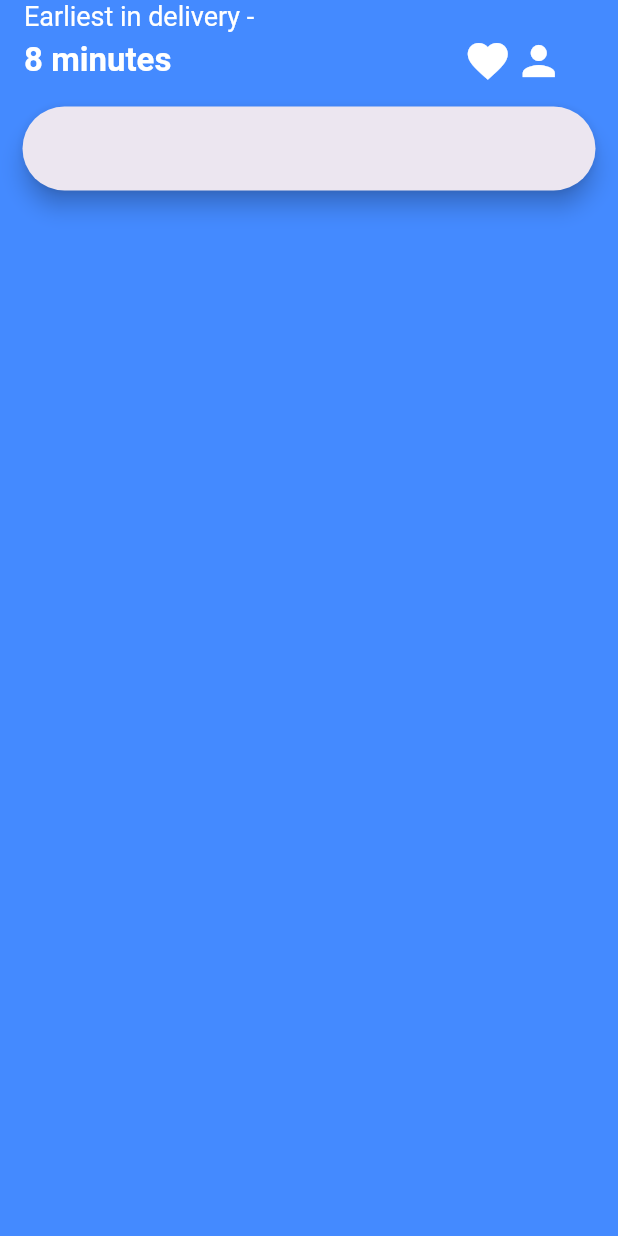
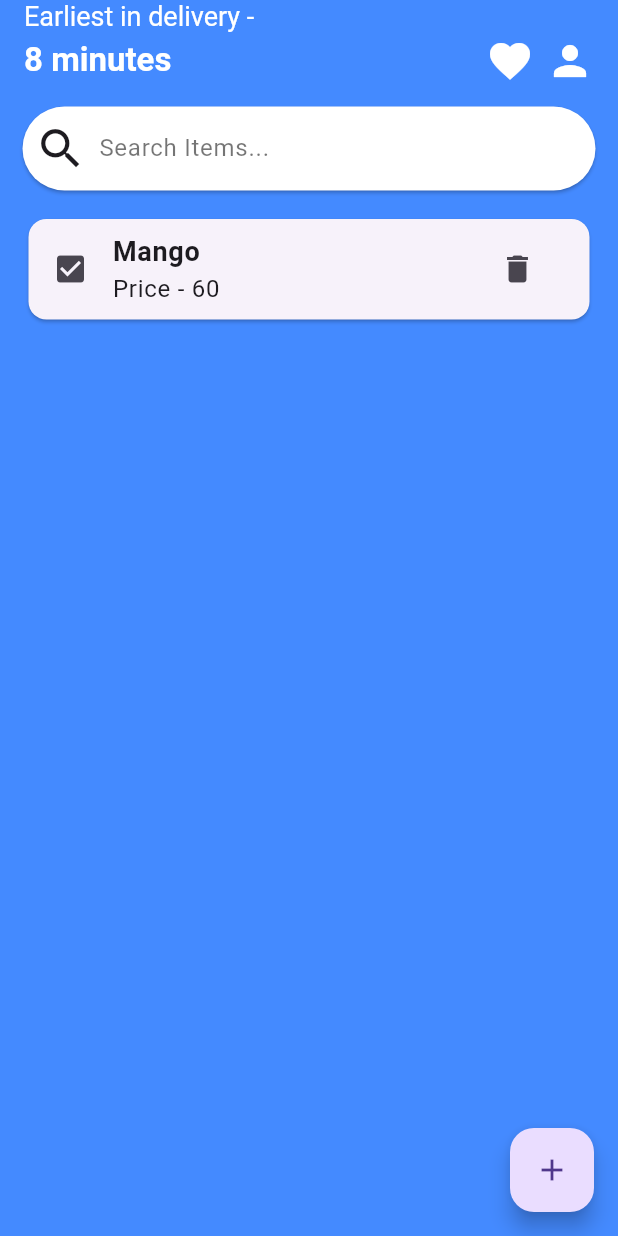
Before and after one commit to theshuklavaibhav/Quickdrop, a Flutter app: the screen it shows after launch, on a phone screen of 412 x 824 dp. Run offline on Flutter 3.47's test engine with Material 3 defaults, Android fonts, the light colour scheme and no system bars; our stand-ins replace sqflite; accounts and stored records are empty.

Commit message:
Full workig Homescreen

```diff
--- a/lib/main.dart
+++ b/lib/main.dart
@@ -18,7 +18,13 @@ class MyApp extends StatelessWidget {
       debugShowCheckedModeBanner: false,
       theme: ThemeData(
         useMaterial3: true,
-        primaryColor:  Colors.white
+        primaryColor:  Colors.white,
+        searchBarTheme: SearchBarThemeData(
+          backgroundColor: MaterialStateProperty.all(Colors.white),
+          elevation: MaterialStateProperty.all(1.0),
+          hintStyle: MaterialStateProperty.all(const TextStyle(color: Colors.black54)),
+          textStyle: MaterialStateProperty.all(const TextStyle(color: Colors.black)),
+        )
       ),
       home: ChangeNotifierProvider(
         create: (context)=> ItemProvider(),
--- a/lib/models/items.dart
+++ b/lib/models/items.dart
@@ -1,6 +1,10 @@
 import 'package:flutter/widgets.dart';
 
 class Items {
+  String title;
+  int price;
+  bool isPurchased;
+  Items({ required this.title,required this.price,this.isPurchased=false});
   // DateTime dateTime;
   List<String> itemList = [
     'Item01'
@@ -14,12 +18,13 @@ class Items {
   getItemList() {
     return itemList;
   }
+
   final List<String> history = ['Item01', 'Item06'];
   historyItems() {
-
     return history;
   }
-    List<String> _getSuggestions(String query) {
+
+  List<String> _getSuggestions(String query) {
     if (query.isEmpty) {
       return history;
     }
--- a/lib/providers/item_provider.dart
+++ b/lib/providers/item_provider.dart
@@ -1,7 +1,31 @@
 import 'package:provider/provider.dart';
-
+import 'package:shoping_list_app/models/items.dart';
 import 'package:flutter/material.dart';
 
-class ItemProvider extends ChangeNotifier{
+class ItemProvider extends ChangeNotifier {
+  List<Items> _itemList = [
+    // Items(title: 'Mango', price: 60),
+    // Items(title: 'Banana', price: 12),
+  ];
 
+  ItemProvider() {
+    addItems('Mango', 60);
+  }
+
+  //------------------Making Events to perform operation------------------------
+  //---------------------get Shoping Items--------------------------------------
+  List<Items> get getItems => _itemList;
+
+  //-------------------Add Items in the List-----------------------------------
+  void addItems(String title, int price) {
+    final newItem = Items(title: title, price: price);
+    _itemList.add(newItem);
+    notifyListeners();
+  }
+
+  //------------------------Delete Item-----------------------------------------
+  void deleteItem(int index) {
+    _itemList.removeAt(index);
+    notifyListeners();
+  }
 }
--- /dev/null
+++ b/lib/screens/add_items_screen.dart
@@ -0,0 +1 @@
+import 'package:flutter/material.dart';
--- a/lib/screens/homescreen.dart
+++ b/lib/screens/homescreen.dart
@@ -1,14 +1,13 @@
 import 'package:flutter/material.dart';
 import 'package:provider/provider.dart';
 import 'package:shoping_list_app/widgets/searchbar.dart';
+import 'package:shoping_list_app/widgets/shoplist.dart';
 
 class Homescreen extends StatelessWidget {
   const Homescreen({super.key});
 
   @override
   Widget build(BuildContext context) {
-    return Consumer(
-      builder: (contex, dynamic, child) {
     return Scaffold(
       backgroundColor: Colors.blueAccent,
       appBar: AppBar(
@@ -16,49 +15,46 @@ class Homescreen extends StatelessWidget {
         title: Column(
           crossAxisAlignment: CrossAxisAlignment.start,
           children: [
-                const Text('Earliest in delivery -',
-                style: TextStyle(
-                fontSize: 18,
-                color: Colors.white
+            const Text(
+              'Earliest in delivery -',
+              style: TextStyle(fontSize: 18, color: Colors.white),
             ),
-              ),
-              SizedBox(height: 2,),
-              Row(
+            const SizedBox(height: 2),
+            const Row(
               children: [
-                    Text('8 minutes',
+                Text(
+                  '8 minutes',
                   style: TextStyle(
                     fontSize: 22,
                     fontWeight: FontWeight.bold,
-                      color: Colors.white
+                    color: Colors.white,
                   ),
                 ),
-                    SizedBox(
-                      width: 195,
-                      ),
-                    Icon(Icons.favorite,
-                    size: 32,
-                    color: Colors.white),
-                    SizedBox(width: 2,),
-                    Icon(Icons.person,
-                    size: 32,
-                    color: Colors.white,)
+                Spacer(), // Use a Spacer for flexible space
+                Icon(Icons.favorite, size: 32, color: Colors.white),
+                SizedBox(width: 8),
+                Icon(Icons.person, size: 32, color: Colors.white),
               ],
             )
-             ]
+          ],
         ),
       ),
       //Serch Bar and then Shoping list
-          body: Container(
-            margin: const EdgeInsets.all(15),
-            child: const Column(
+      body: const Padding(
+        padding: EdgeInsets.all(15.0),
+        child: Column(
           children: [
-                SearchBar(),
+            Searchbar(), // Corrected from SearchBar() to Searchbar()
+            const SizedBox(height: 15,),
             // You can add your shopping list widgets below the search bar
+            Shoplist(),
           ],
         ),
-          )
-        );
-      },
+      ),
+      floatingActionButton: FloatingActionButton(
+        onPressed: null,
+        child: Icon(Icons.add),
+       ),
     );
   }
 }
--- a/lib/widgets/searchbar.dart
+++ b/lib/widgets/searchbar.dart
@@ -9,16 +9,17 @@ class Searchbar extends StatefulWidget {
 }
 
 class _SearchbarState extends State<Searchbar> {
-  final items = Items();
+  // final items = Items();
   @override
   Widget build(BuildContext context) {
     return SearchAnchor(
-      viewHintText: 'Search Items...',
-      viewLeading: const Icon(Icons.shop),
       builder: (BuildContext context, SearchController controller) {
         return SearchBar(
           controller: controller,
-          leading: const Icon(Icons.shop),
+          leading: Icon(Icons.search,
+          weight: 30,
+          size: 35,
+          ),
           hintText: 'Search Items...',
           onTap: () => controller.openView(),
           onChanged: (value) => controller.openView(),
@@ -26,7 +27,7 @@ class _SearchbarState extends State<Searchbar> {
         );
       },
       suggestionsBuilder: (BuildContext context, SearchController controller) {
-        final suggestions = items.getItemList();
+        final suggestions = null;
         return suggestions.map((item) {
           return ListTile(
             title: Text(item),
@@ -37,19 +38,8 @@ class _SearchbarState extends State<Searchbar> {
               );
             },
           );
-        });
-        //               return suggestions.map((item) {
-        //                 return ListTile(
-        //                   title: Text(item),
-        //                   onTap: () {
-        //                     // Set the search bar text and close the view
-        //                     controller.closeView(item);
-        //                     // You might want to navigate to a results page here
-        //                     ScaffoldMessenger.of(context).showSnackBar(
-        //                       SnackBar(content: Text('You selected: $item')),
-        //                     );
-        //                   },
-        //                 );
+         }
+       );
       },
     );
   }
--- /dev/null
+++ b/lib/widgets/shoplist.dart
@@ -0,0 +1,45 @@
+import 'package:flutter/material.dart';
+import 'package:provider/provider.dart';
+import 'package:shoping_list_app/models/items.dart';
+import 'package:shoping_list_app/providers/item_provider.dart';
+
+class Shoplist extends StatelessWidget {
+  const Shoplist({super.key});
+
+  @override
+  Widget build(BuildContext context) {
+    return Consumer<ItemProvider>(
+      builder: (context, data, child) {
+        return Expanded(
+          child: ListView.builder(
+            itemCount: data.getItems.length,
+            itemBuilder: (context, index) {
+              return Card(
+                child: ListTile(
+                  leading: const Icon(Icons.check_box),
+                  title: Column(
+                    crossAxisAlignment: CrossAxisAlignment.start,
+                    children: [
+                      Text(data.getItems[index].title,
+                      style: TextStyle(
+                        fontSize: 18,
+                        fontWeight: FontWeight.bold,
+                       ),
+                      ),
+                      Text("Price - ${data.getItems[index].price.toString()}")
+                    ]),
+                  trailing: IconButton(
+                    icon: const Icon(Icons.delete),
+                    onPressed: () {
+                      data.deleteItem(index);
+                    },
+                  ),
+                ),
+              );
+            },
+          ),
+        );
+      },
+    );
+  }
+}
```
Lines whose indentation alone changed are shown as unchanged.
